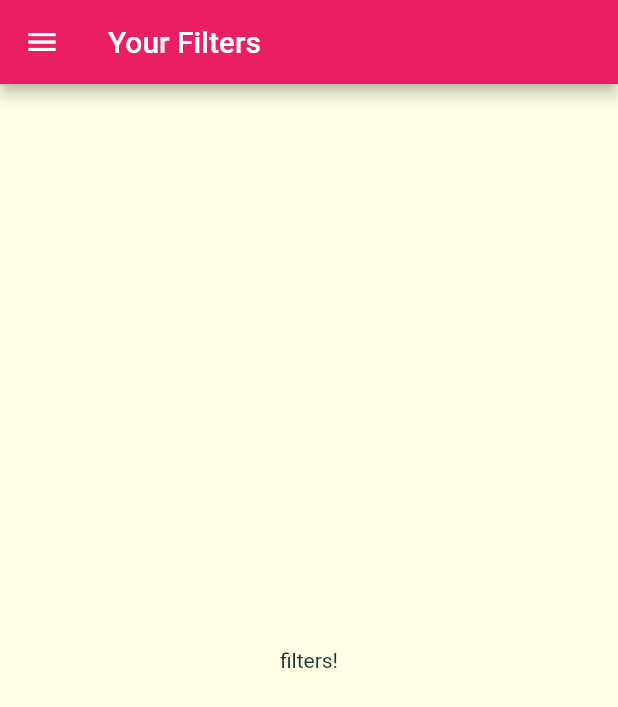
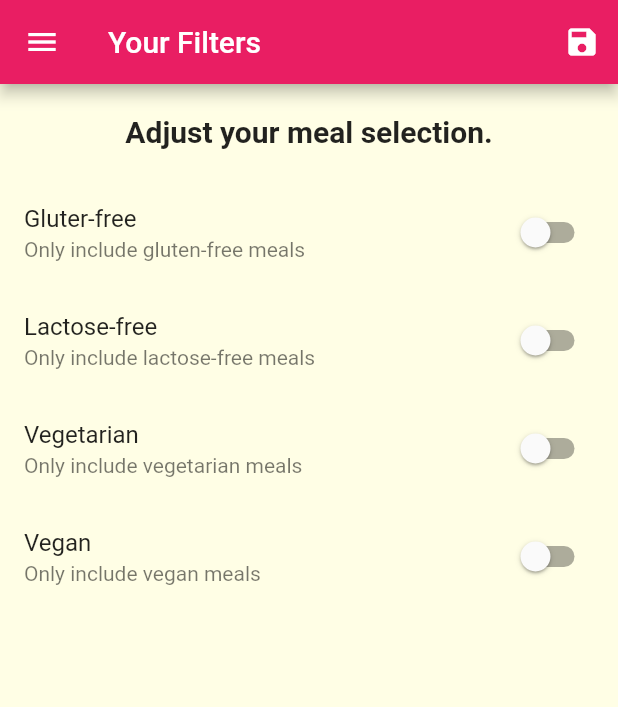
Before and after one commit to PtrkH/flutter_meals_app, a Flutter app: the FiltersScreen screen opened by its route, on a phone screen of 412 x 824 dp. Shown: the top 707 px of the screen. Run offline on Flutter 3.47's test engine with Material 2 defaults, Android fonts, the phone set to English and light mode, and no system bars; Roboto replaces fonts that are missing (Raleway, RobotoCondensed).

```diff
--- a/lib/main.dart
+++ b/lib/main.dart
@@ -1,4 +1,6 @@
 import 'package:flutter/material.dart';
+import 'dummy_data.dart';
+import 'models/meal.dart';
 import 'screens/filters_screen.dart';
 import 'screens/meal_detail._screen.dart';
 import 'screens/tabs_screen.dart';
@@ -8,7 +10,64 @@ import 'screens/categories_screen.dart';
 
 void main() => runApp(MyApp());
 
-class MyApp extends StatelessWidget {
+class MyApp extends StatefulWidget {
+  @override
+  _MyAppState createState() => _MyAppState();
+}
+
+class _MyAppState extends State<MyApp> {
+  Map<String, bool> _filters = {
+    'gluten': false,
+    'lactose': false,
+    'vegan': false,
+    'vegetarian': false,
+  };
+  List<Meal> _availableMeals = DUMMY_MEALS;
+  List<Meal> _favoritedMeals = [];
+
+  void _setFilters(Map<String, bool> filterData) {
+    setState(() {
+      _filters = filterData;
+
+      _availableMeals = DUMMY_MEALS.where((meal) {
+        if (_filters['gluten'] && !meal.isGlutenFree) {
+          return false;
+        }
+        if (_filters['vegan'] && !meal.isVegan) {
+          return false;
+        }
+        if (_filters['vegetarian'] && !meal.isVegetarian) {
+          return false;
+        }
+        if (_filters['lactose'] && !meal.isLactoseFree) {
+          return false;
+        }
+        return true;
+      }).toList();
+    });
+  }
+
+  void _toggleFavorite(String mealId) {
+    final existingIndex =
+        _favoritedMeals.indexWhere((meal) => meal.id == mealId);
+    if (existingIndex >= 0) {
+      setState(() {
+        _favoritedMeals.removeAt(existingIndex);
+      });
+    } else {
+      setState(() {
+        _favoritedMeals.add(
+          DUMMY_MEALS.firstWhere((meal) => meal.id == mealId),
+        );
+      });
+    }
+  }
+
+  bool _isMealFavorite(String id) {
+    return _favoritedMeals.any((meal) => meal.id == id);
+    // if any element returns true
+  }
+
   @override
   Widget build(BuildContext context) {
     return MaterialApp(
@@ -34,10 +93,12 @@ class MyApp extends StatelessWidget {
       //home: CategoriesScreen(),
       initialRoute: '/', //default it '/'
       routes: {
-        '/': (ctx) => TabsScreen(),
-        CategoryMealsScreen.routeName: (ctx) => CategoryMealsScreen(),
-        MealDetialScreen.routeName: (ctx) => MealDetialScreen(),
-        FiltersScreen.routeName: (ctx) => FiltersScreen(),
+        '/': (ctx) => TabsScreen(_favoritedMeals),
+        CategoryMealsScreen.routeName: (ctx) =>
+            CategoryMealsScreen(_availableMeals),
+        MealDetialScreen.routeName: (ctx) =>
+            MealDetialScreen(_isMealFavorite, _toggleFavorite),
+        FiltersScreen.routeName: (ctx) => FiltersScreen(_filters, _setFilters),
       },
       //onGenerateRoute: (setting) { //if going to a PushNamed which is not registered in the routes (up here)
       //  print(setting.arguments);
--- a/lib/screens/filters_screen.dart
+++ b/lib/screens/filters_screen.dart
@@ -1,17 +1,107 @@
 import 'package:flutter/material.dart';
 import '../widgets/main_drawer.dart';
 
-class FiltersScreen extends StatelessWidget {
+class FiltersScreen extends StatefulWidget {
   static const routeName = '/fliters';
+  final Function saveFilters;
+  final Map<String, bool> currentFilters;
+
+  FiltersScreen(this.currentFilters, this.saveFilters);
+
+  @override
+  _FiltersScreenState createState() => _FiltersScreenState();
+}
+
+class _FiltersScreenState extends State<FiltersScreen> {
+  bool _glutenFree = false;
+  bool _vegetarian = false;
+  bool _vegan = false;
+  bool _lactoseFree = false;
+
+  @override
+  void initState() {
+    _glutenFree = widget.currentFilters['gluten'];
+    _lactoseFree = widget.currentFilters['lactose'];
+    _vegetarian = widget.currentFilters['vegetarian'];
+    _vegan = widget.currentFilters['vegan'];
+    super.initState();
+  }
+
+  Widget _buildSwitchListTile(
+      String title, String subtitle, bool currentValue, Function updateValue) {
+    return SwitchListTile(
+      title: Text(title),
+      value: currentValue,
+      subtitle: Text(
+        subtitle,
+      ),
+      onChanged: updateValue,
+    );
+  }
+
   @override
   Widget build(BuildContext context) {
     return Scaffold(
       appBar: AppBar(
         title: Text('Your Filters'),
+        actions: [
+          IconButton(
+            icon: Icon(Icons.save),
+            onPressed: () {
+              widget.saveFilters({
+                'gluten': _glutenFree,
+                'lactose': _lactoseFree,
+                'vegan': _vegan,
+                'vegetarian': _vegetarian,
+              });
+            },
+          ),
+        ],
       ),
       drawer: MainDrawer(),
-      body: Center(
-        child: Text('filters!'),
+      body: Column(
+        children: [
+          Container(
+            padding: EdgeInsets.all(20),
+            child: Text(
+              'Adjust your meal selection.',
+              style: Theme.of(context).textTheme.title,
+            ),
+          ),
+          Expanded(
+            child: ListView(
+              children: [
+                _buildSwitchListTile('Gluter-free',
+                    'Only include gluten-free meals', _glutenFree, (newValue) {
+                  setState(() {
+                    _glutenFree = newValue;
+                  });
+                }),
+                _buildSwitchListTile(
+                    'Lactose-free',
+                    'Only include lactose-free meals',
+                    _lactoseFree, (newValue) {
+                  setState(() {
+                    _lactoseFree = newValue;
+                  });
+                }),
+                _buildSwitchListTile(
+                    'Vegetarian', 'Only include vegetarian meals', _vegetarian,
+                    (newValue) {
+                  setState(() {
+                    _vegetarian = newValue;
+                  });
+                }),
+                _buildSwitchListTile(
+                    'Vegan', 'Only include vegan meals', _vegan, (newValue) {
+                  setState(() {
+                    _vegan = newValue;
+                  });
+                }),
+              ],
+            ),
+          ),
+        ],
       ),
     );
   }
--- a/lib/widgets/meal_item.dart
+++ b/lib/widgets/meal_item.dart
@@ -9,7 +9,6 @@ class MealItem extends StatelessWidget {
   final int duration;
   final Complexity complexity;
   final Affordability affordability;
-  final Function removeItem;
 
   MealItem({
     @required this.id,
@@ -18,7 +17,6 @@ class MealItem extends StatelessWidget {
     @required this.affordability,
     @required this.complexity,
     @required this.duration,
-    @required this.removeItem,
   });
 
   String get complexityText {
@@ -61,7 +59,7 @@ class MealItem extends StatelessWidget {
     )
         .then((result) {
       if (result != null) {
-        removeItem(result);
+        //removeItem(result);
       }
     });
   }
```
Also changed, not shown: lib/screens/category_meals_screen.dart (+5 -3 lines), lib/screens/favorites_screen.dart (+27 -3 lines), lib/screens/meal_detail._screen.dart (+9 -4 lines), lib/screens/tabs_screen.dart (+21 -4 lines).
